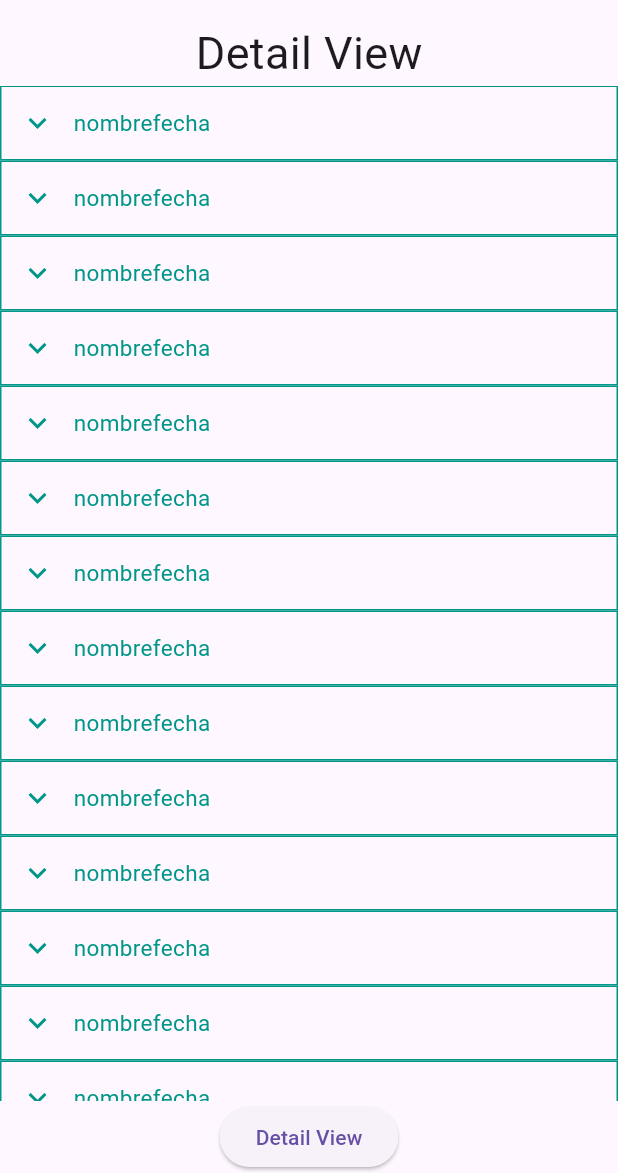
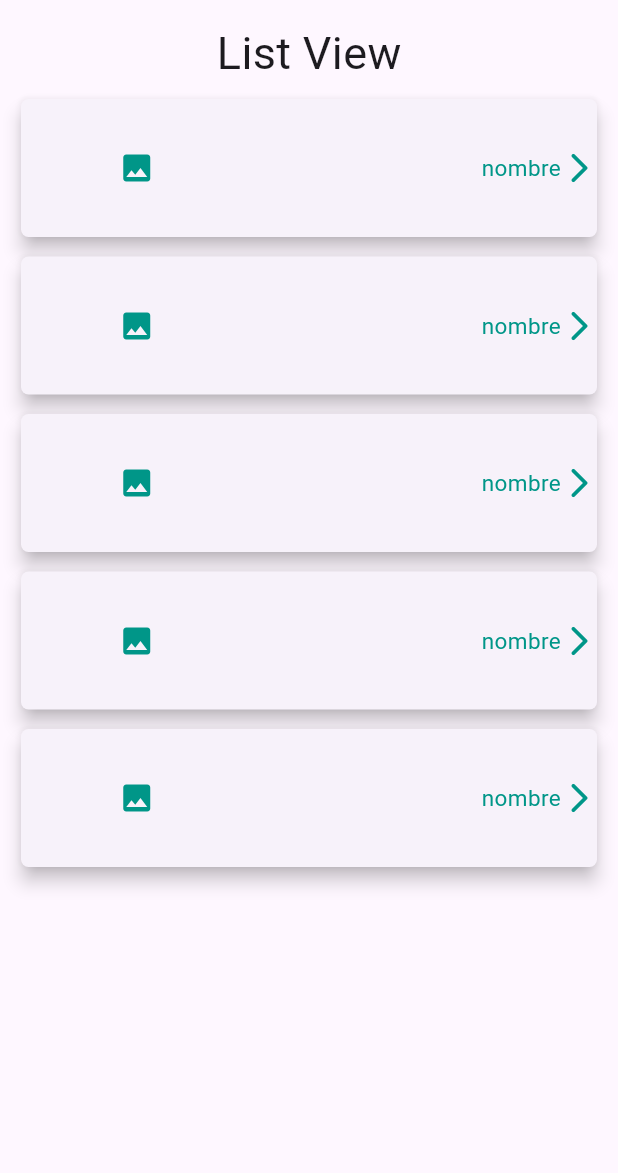
Before and after one commit to katovald/ejemploLista, a Flutter app: the screen it shows after launch, on a phone screen of 412 x 824 dp, the part 63-1236 px from its top. Run offline on Flutter 3.47's test engine with Material 3 defaults, Android fonts, the phone set to English and light mode, and no system bars.

Commit message:
Algunos ejemplos mas de listas

```diff
--- a/lib/ahorro/presentation/pages/product_list.dart
+++ b/lib/ahorro/presentation/pages/product_list.dart
@@ -0,0 +1,29 @@
+import 'package:flutter/material.dart';
+import 'package:new_project/ahorro/presentation/widgets/product_element.dart';
+
+class ProductList extends StatelessWidget {
+  const ProductList({super.key});
+
+  @override
+  Widget build(BuildContext context) {
+    return Scaffold(
+      appBar: AppBar(
+        automaticallyImplyLeading: true,
+        title: const Text('Logo'),
+      ),
+      body: Column(
+        children: [
+          Text('List View', style: TextStyle(fontSize: 30),),
+          Expanded(
+            child: ListView.builder(
+              itemCount: 5,
+              itemBuilder: (context, index) {
+                return ProductElement();
+              },
+            ),
+          ),
+        ],
+      ),
+    );
+  }
+}
--- /dev/null
+++ b/lib/ahorro/presentation/widgets/product_element.dart
@@ -0,0 +1,41 @@
+import 'package:flutter/material.dart';
+
+class ProductElement extends StatelessWidget {
+  const ProductElement({super.key});
+
+  @override
+  Widget build(BuildContext context) {
+    return Padding(
+      padding: const EdgeInsets.only(left: 10, right: 10, top: 5),
+      child:Container(
+        width: double.infinity,
+        height: 100,
+        child: Card(
+          elevation: 5,
+          shape: RoundedRectangleBorder(
+            borderRadius: BorderRadius.circular(5.0),
+          ),
+          child: Row(
+            children: [
+              Expanded(
+                flex: 3,
+                child: Icon(
+                  Icons.image,
+                  color: Colors.teal,
+                ),
+              ),
+              Expanded(
+                flex: 4,
+                child: Text(
+                'nombre',
+                style: TextStyle(fontSize: 15, color: Colors.teal),
+                  textAlign: TextAlign.right,
+              ),),
+              Icon(Icons.arrow_forward_ios_rounded, color: Colors.teal,),
+            ],
+          ),
+        ),
+      ),
+    );
+  }
+}
--- a/lib/main.dart
+++ b/lib/main.dart
@@ -1,5 +1,6 @@
 import 'package:flutter/material.dart';
 import 'package:new_project/ahorro/presentation/pages/product_details.dart';
+import 'package:new_project/ahorro/presentation/pages/product_list.dart';
 
 void main() {
   runApp(const MyApp());
@@ -13,7 +14,7 @@ class MyApp extends StatelessWidget {
   Widget build(BuildContext context) {
     return MaterialApp(
       title: 'Flutter Demo',
-      home: DetailView(),
+      home: ProductList(),
     );
   }
 }
```
